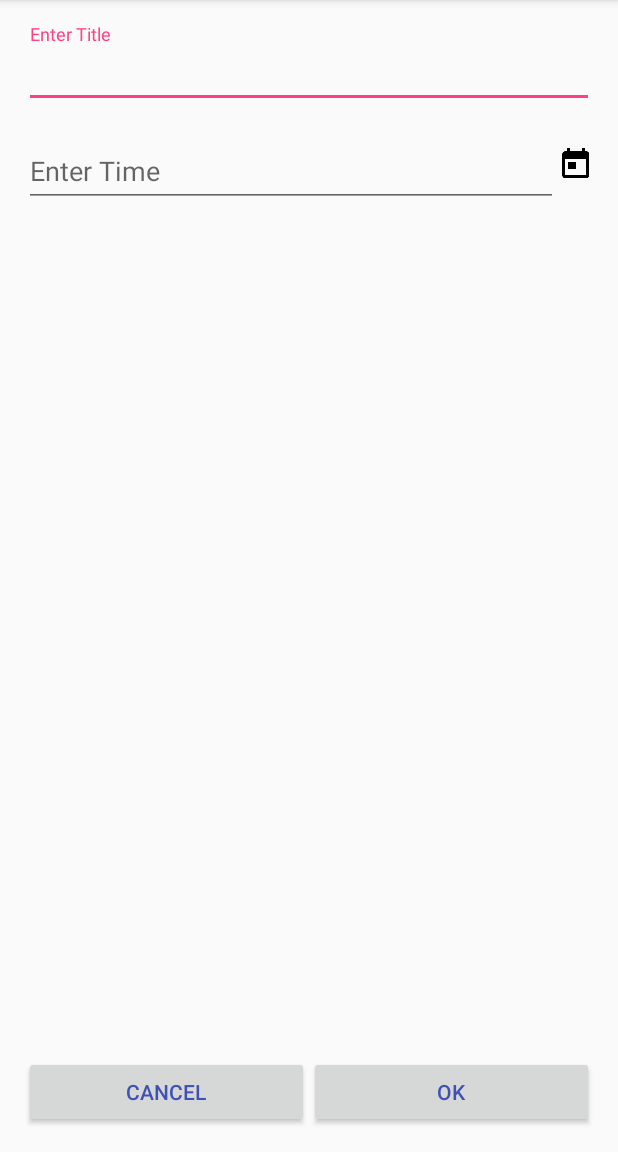
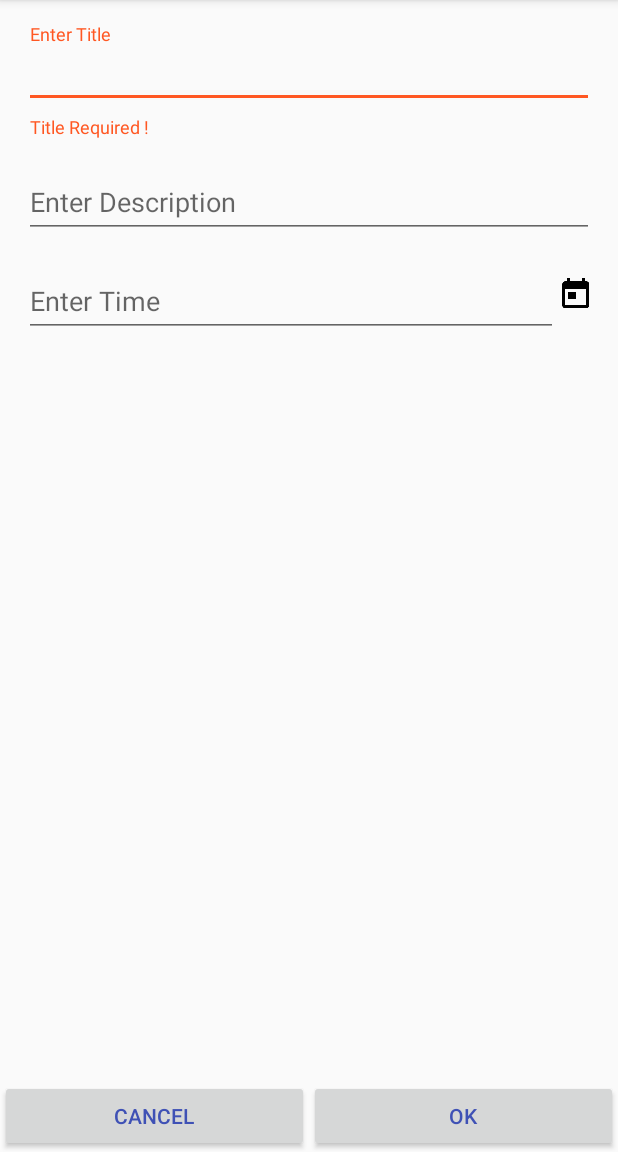
Before and after one commit to tariquemkhan/MyProject, an Android app: the CreateReminderActivity screen opened directly, with no data from a screen before it, after a tap on "OK", on a phone screen of 412 x 824 dp, the part 84-1236 px from its top. Run offline under Robolectric (Android 15) with nearby library versions, the phone set to English and light mode, and no system bars.

Commit message:
Reminder List done

```diff
--- a/Android/QuickReminder/app/src/main/java/com/example/quickreminder/Activity/CreateReminderActivity.java
+++ b/Android/QuickReminder/app/src/main/java/com/example/quickreminder/Activity/CreateReminderActivity.java
@@ -1,11 +1,18 @@
 package com.example.quickreminder.Activity;
 
+import android.content.Context;
+import android.content.Intent;
+import android.provider.Settings;
+import android.support.design.widget.TextInputLayout;
 import android.support.v4.app.FragmentManager;
 import android.support.v7.app.AppCompatActivity;
 import android.os.Bundle;
+import android.text.Editable;
+import android.text.TextWatcher;
 import android.util.Log;
 import android.view.View;
 import android.widget.Button;
+import android.widget.EditText;
 import android.widget.ImageView;
 
 import com.example.quickreminder.R;
@@ -16,19 +23,42 @@ public class CreateReminderActivity extends AppCompatActivity implements View.On
 
     private Button btnOk,btnCancel;
 
+    private EditText etDescription, etTitle, etTime;
+
+    private TextInputLayout tilTitle, tilDescription, tilTime;
+
     private long timestamp = 0;
 
-    private String TAG = "CreateReminderActivity";
+    private Context mContext;
+
+    private ReminderDatabase reminderDatabase;
+
+    private int errorIndex = 0;
+
+    public static String TAG = "CreateReminderActivity";
 
     @Override
     protected void onCreate(Bundle savedInstanceState) {
         super.onCreate(savedInstanceState);
         setContentView(R.layout.activity_create_reminder);
+        mContext = this;
+        reminderDatabase = new ReminderDatabase(mContext);
         initComponent();
     }
 
+    /**
+     * Initialize the layout component
+     */
     private void initComponent() {
         ivTimepicker = (ImageView)findViewById(R.id.ivTimePicker);
+        etTitle = (EditText) findViewById(R.id.etTitle);
+        etTitle.addTextChangedListener(watcher);
+        etDescription = (EditText) findViewById(R.id.etDescription);
+        etTime = (EditText) findViewById(R.id.etTime);
+        etTime.addTextChangedListener(watcher);
+        tilTitle = (TextInputLayout) findViewById(R.id.inputlayoutTilte);
+        tilDescription = (TextInputLayout) findViewById(R.id.inputlayoutDescription);
+        tilTime = (TextInputLayout) findViewById(R.id.inputLayoutTime);
         btnCancel = (Button) findViewById(R.id.btnCancel);
         btnOk = (Button) findViewById(R.id.btnOk);
         ivTimepicker.setOnClickListener(this);
@@ -40,19 +70,90 @@ public class CreateReminderActivity extends AppCompatActivity implements View.On
     public void onClick(View v) {
         switch(v.getId()) {
             case R.id.ivTimePicker :
+                ivTimepicker.requestFocus();
                 DatePickerFragment datePickerFragment = new DatePickerFragment();
                 FragmentManager fm = getSupportFragmentManager();
                 datePickerFragment.show(fm,"Picker Dialog");
                 break;
             case R.id.btnOk :
+                if (isValidated()) {
+                    addReminderToDb();
+                    Intent okIntent = new Intent(CreateReminderActivity.this,ReminderActivity.class);
+                    startActivity(okIntent);
+                }
                 break;
             case R.id.btnCancel :
+                Intent cancelIntent = new Intent(CreateReminderActivity.this,ReminderActivity.class);
+                startActivity(cancelIntent);
                 break;
         }
     }
 
+    TextWatcher watcher = new TextWatcher() {
+        @Override
+        public void beforeTextChanged(CharSequence s, int start, int count, int after) {
+
+        }
+
+        @Override
+        public void onTextChanged(CharSequence s, int start, int before, int count) {
+
+            if (errorIndex != 0) {
+                if (errorIndex == 1) {
+                    Log.d(TAG,"inside if : ");
+                    tilTitle.setErrorEnabled(false);
+                    errorIndex = 0;
+                } else {
+                    tilTime.setErrorEnabled(false);
+                    errorIndex = 0;
+                }
+            }
+
+        }
+
+        @Override
+        public void afterTextChanged(Editable s) {
+
+        }
+    };
+
     @Override
     public void addDate(long timeStamp) {
+        this.timestamp = timeStamp;
+        etTime.setText(ReminderHelper.getFromattedDate(this.timestamp));
         Log.d(TAG,"date in addDate() : "+timeStamp);
     }
+
+    /**
+     * Add reminder task to database
+     */
+    public void addReminderToDb() {
+        String title = etTitle.getText().toString();
+        String description = etDescription.getText().toString();
+        String taskId = ReminderHelper.getRandomString()+"-"+ System.currentTimeMillis();
+        ReminderModel reminderModel = new ReminderModel();
+        reminderModel.setTaskId(taskId);
+        reminderModel.setTaskTitle(title);
+        reminderModel.setTaskDescription(description);
+        reminderModel.setTaskTimestamp(timestamp);
+        reminderDatabase.addReminder(reminderModel);
+
+    }
+
+    private boolean isValidated() {
+        if (etTitle.getText().toString().equals("")) {
+            tilTitle.setErrorEnabled(true);
+            tilTitle.setError("Title Required !");
+            errorIndex = 1;
+            return false;
+        } else{
+            if (etTime.getText().toString().equals("")) {
+                tilTime.setErrorEnabled(true);
+                tilTime.setError("Date Required !");
+                errorIndex = 2;
+                return false;
+            }
+        }
+        return true;
+    }
 }
--- a/Android/QuickReminder/app/src/main/res/layout/activity_create_reminder.xml
+++ b/Android/QuickReminder/app/src/main/res/layout/activity_create_reminder.xml
@@ -3,16 +3,15 @@
     xmlns:tools="http://schemas.android.com/tools"
     android:layout_width="match_parent"
     android:layout_height="match_parent"
-    android:paddingBottom="@dimen/activity_vertical_margin"
-    android:paddingLeft="@dimen/activity_horizontal_margin"
-    android:paddingRight="@dimen/activity_horizontal_margin"
-    android:paddingTop="@dimen/activity_vertical_margin"
     tools:context="com.example.quickreminder.Activity.CreateReminderActivity">
 
     <android.support.design.widget.TextInputLayout
         android:id="@+id/inputlayoutTilte"
         android:layout_width="match_parent"
-        android:layout_height="wrap_content">
+        android:layout_height="wrap_content"
+        android:paddingLeft="16dp"
+        android:paddingRight="16dp"
+        android:paddingTop="16dp">
 
         <EditText
             android:id="@+id/etTitle"
@@ -22,11 +21,30 @@
 
     </android.support.design.widget.TextInputLayout>
 
+    <android.support.design.widget.TextInputLayout
+        android:id="@+id/inputlayoutDescription"
+        android:layout_width="match_parent"
+        android:layout_height="wrap_content"
+        android:layout_below="@id/inputlayoutTilte"
+        android:layout_marginTop="10dp"
+        android:paddingLeft="16dp"
+        android:paddingRight="16dp">
+
+        <EditText
+            android:id="@+id/etDescription"
+            android:layout_width="match_parent"
+            android:layout_height="wrap_content"
+            android:hint="Enter Description" />
+
+    </android.support.design.widget.TextInputLayout>
+
     <RelativeLayout
         android:layout_width="match_parent"
         android:layout_height="wrap_content"
-        android:layout_below="@id/inputlayoutTilte"
-        android:layout_marginTop="10dp">
+        android:layout_below="@id/inputlayoutDescription"
+        android:layout_marginTop="10dp"
+        android:paddingLeft="16dp"
+        android:paddingRight="16dp">
 
         <android.support.design.widget.TextInputLayout
             android:id="@+id/inputLayoutTime"
--- a/Android/QuickReminder/app/src/main/res/layout/activity_reminder.xml
+++ b/Android/QuickReminder/app/src/main/res/layout/activity_reminder.xml
@@ -3,10 +3,6 @@
     xmlns:tools="http://schemas.android.com/tools"
     android:layout_width="match_parent"
     android:layout_height="match_parent"
-    android:paddingBottom="@dimen/activity_vertical_margin"
-    android:paddingLeft="@dimen/activity_horizontal_margin"
-    android:paddingRight="@dimen/activity_horizontal_margin"
-    android:paddingTop="@dimen/activity_vertical_margin"
     tools:context="com.example.quickreminder.Activity.CreateReminderActivity">
 
     <ListView
```
Also changed, not shown: Android/QuickReminder/app/src/main/java/com/example/quickreminder/Activity/ReminderActivity.java (+18 -1 lines), Android/QuickReminder/app/src/main/java/com/example/quickreminder/Activity/ReminderDatabase.java (+50 -1 lines), Android/QuickReminder/app/src/main/java/com/example/quickreminder/Activity/ReminderHelper.java (added, +27 -0 lines), Android/QuickReminder/app/src/main/java/com/example/quickreminder/Activity/ReminderListAdapter.java (added, +77 -0 lines), Android/QuickReminder/app/src/main/java/com/example/quickreminder/Activity/ReminderModel.java (added, +47 -0 lines), Android/QuickReminder/app/src/main/res/layout/reminder_list_items.xml (added, +36 -0 lines).
